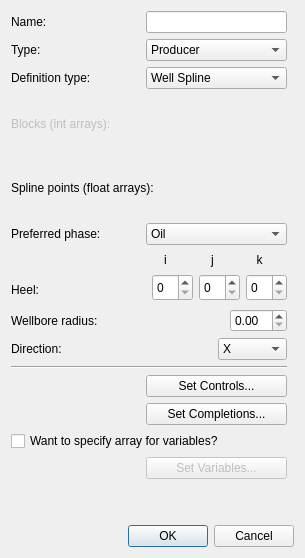
Before: the Qt Designer form mwelldialog.ui in Kaneneal/FieldOptDriverGUI, drawn with Qt 5.
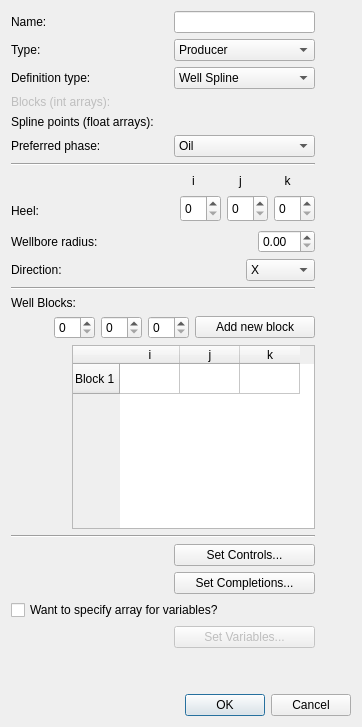
After: the same form once the commit is applied.

```diff
--- a/mwelldialog.ui
+++ b/mwelldialog.ui
@@ -6,8 +6,8 @@
    <rect>
     <x>0</x>
     <y>0</y>
-    <width>305</width>
-    <height>558</height>
+    <width>362</width>
+    <height>727</height>
    </rect>
   </property>
   <property name="windowTitle">
@@ -229,6 +229,13 @@
          </item>
         </layout>
        </item>
+       <item>
+        <widget class="Line" name="line_2">
+         <property name="orientation">
+          <enum>Qt::Horizontal</enum>
+         </property>
+        </widget>
+       </item>
        <item>
         <layout class="QHBoxLayout" name="horizontalLayout_12">
          <item>
@@ -524,6 +531,177 @@
          </item>
         </layout>
        </item>
+       <item>
+        <widget class="Line" name="line_3">
+         <property name="orientation">
+          <enum>Qt::Horizontal</enum>
+         </property>
+        </widget>
+       </item>
+       <item>
+        <widget class="QLabel" name="mWellBlocksLabel">
+         <property name="text">
+          <string>Well Blocks:</string>
+         </property>
+        </widget>
+       </item>
+       <item>
+        <layout class="QHBoxLayout" name="horizontalLayout_15">
+         <item>
+          <spacer name="horizontalSpacer_14">
+           <property name="orientation">
+            <enum>Qt::Horizontal</enum>
+           </property>
+           <property name="sizeHint" stdset="0">
+            <size>
+             <width>40</width>
+             <height>20</height>
+            </size>
+           </property>
+          </spacer>
+         </item>
+         <item>
+          <widget class="QSpinBox" name="mWellBlockXBox"/>
+         </item>
+         <item>
+          <widget class="QSpinBox" name="mWellBlockYBox"/>
+         </item>
+         <item>
+          <widget class="QSpinBox" name="mWellBlockZBox"/>
+         </item>
+         <item>
+          <widget class="QPushButton" name="mWellAddBlockButton">
+           <property name="minimumSize">
+            <size>
+             <width>120</width>
+             <height>0</height>
+            </size>
+           </property>
+           <property name="maximumSize">
+            <size>
+             <width>120</width>
+             <height>16777215</height>
+            </size>
+           </property>
+           <property name="text">
+            <string>Add new block</string>
+           </property>
+          </widget>
+         </item>
+        </layout>
+       </item>
+       <item>
+        <layout class="QHBoxLayout" name="horizontalLayout_16">
+         <item>
+          <spacer name="horizontalSpacer_15">
+           <property name="orientation">
+            <enum>Qt::Horizontal</enum>
+           </property>
+           <property name="sizeHint" stdset="0">
+            <size>
+             <width>40</width>
+             <height>20</height>
+            </size>
+           </property>
+          </spacer>
+         </item>
+         <item>
+          <widget class="QTableWidget" name="mWellBlocksTableWidget">
+           <property name="sizePolicy">
+            <sizepolicy hsizetype="Fixed" vsizetype="Expanding">
+             <horstretch>0</horstretch>
+             <verstretch>0</verstretch>
+            </sizepolicy>
+           </property>
+           <property name="minimumSize">
+            <size>
+             <width>100</width>
+             <height>0</height>
+            </size>
+           </property>
+           <property name="maximumSize">
+            <size>
+             <width>16777215</width>
+             <height>16777215</height>
+            </size>
+           </property>
+           <property name="lineWidth">
+            <number>1</number>
+           </property>
+           <property name="midLineWidth">
+            <number>0</number>
+           </property>
+           <property name="sizeAdjustPolicy">
+            <enum>QAbstractScrollArea::AdjustToContents</enum>
+           </property>
+           <property name="showGrid">
+            <bool>true</bool>
+           </property>
+           <property name="sortingEnabled">
+            <bool>false</bool>
+           </property>
+           <property name="cornerButtonEnabled">
+            <bool>true</bool>
+           </property>
+           <property name="columnCount">
+            <number>3</number>
+           </property>
+           <attribute name="horizontalHeaderVisible">
+            <bool>true</bool>
+           </attribute>
+           <attribute name="horizontalHeaderCascadingSectionResizes">
+            <bool>false</bool>
+           </attribute>
+           <attribute name="horizontalHeaderDefaultSectionSize">
+            <number>60</number>
+           </attribute>
+           <attribute name="horizontalHeaderMinimumSectionSize">
+            <number>50</number>
+           </attribute>
+           <attribute name="verticalHeaderVisible">
+            <bool>true</bool>
+           </attribute>
+           <row>
+            <property name="text">
+             <string>Block 1</string>
+            </property>
+           </row>
+           <column>
+            <property name="text">
+             <string>i</string>
+            </property>
+            <property name="textAlignment">
+             <set>AlignCenter</set>
+            </property>
+           </column>
+           <column>
+            <property name="text">
+             <string>j</string>
+            </property>
+            <property name="textAlignment">
+             <set>AlignCenter</set>
+            </property>
+           </column>
+           <column>
+            <property name="text">
+             <string>k</string>
+            </property>
+            <property name="textAlignment">
+             <set>AlignCenter</set>
+            </property>
+           </column>
+           <item row="0" column="0">
+            <property name="text">
+             <string/>
+            </property>
+            <property name="textAlignment">
+             <set>AlignLeading|AlignVCenter</set>
+            </property>
+           </item>
+          </widget>
+         </item>
+        </layout>
+       </item>
        <item>
         <widget class="Line" name="line">
          <property name="orientation">
```
